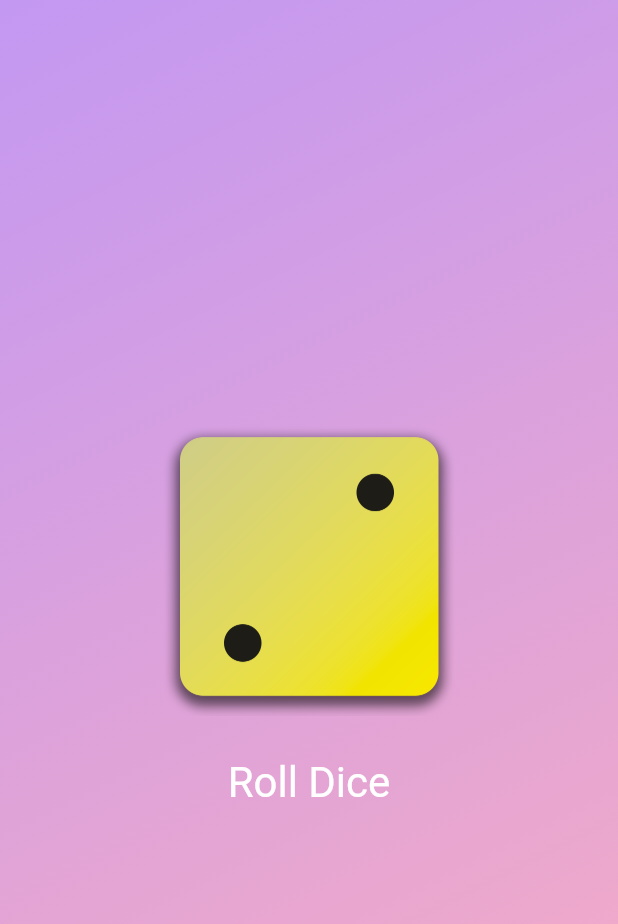
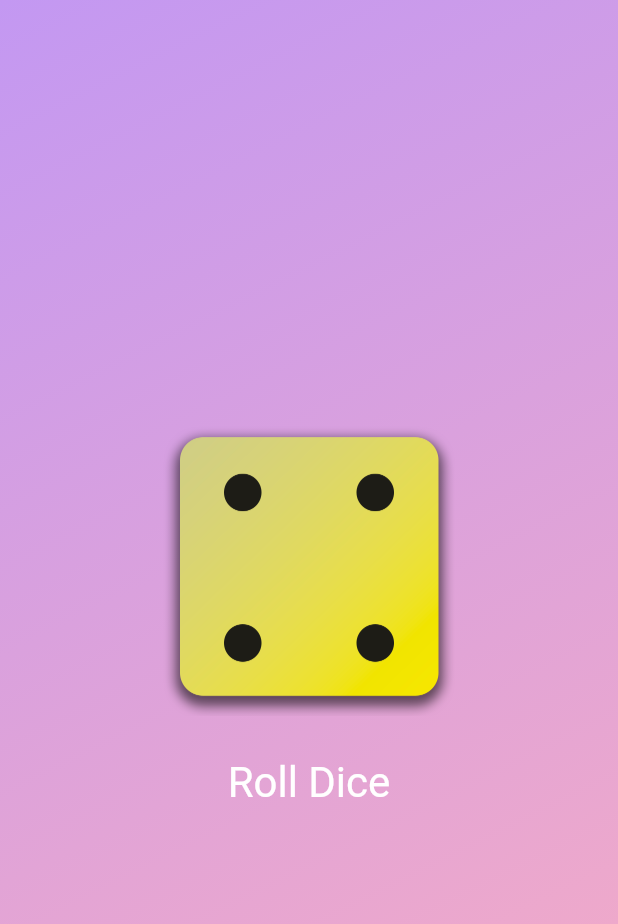
Before and after one commit to itsmartashub/flutter-01-rollthedice, a Flutter app: the screen it shows after launch, after a tap on "Roll Dice", on a phone screen of 412 x 824 dp. Shown: the top 924 px of the screen. Run offline on Flutter 3.47's test engine with Material 2 defaults, Android fonts, the phone set to English and light mode, and no system bars.

Commit message:
02-036 StatefulWidget. setState(() {})

````diff
--- /dev/null
+++ b/lib/dice_roller.dart
@@ -0,0 +1,75 @@
+import 'package:flutter/material.dart';
+
+//? I KLASA
+class DiceRoller extends StatefulWidget {
+  /* ! Kada imamo StatefulWidget, NE DODAJEMO build() method. Umesto toga, ovde moramo da dodamo createState() method. On ne prihvata value, ali vraca value, tj State object
+
+  ! State je GENERIC value type. Zato moramo da dodamo <> da informisemo Dart koju vrstu state cemo ovde menadzovati. A u ovom slucaju to bi trebalo da bude state u DiceRoller klasi, dakle za DiceRoller widget. Zato u <> stavljamo IME NASE KLASE, tj <DiceRoller>
+
+  - I onda u body-u ovog createState metoda moramo vratiti State value, tj vrednost koja ima ovaj tip. A ova vrednost se kreira jos jednom novom klasom. Naime, kada radimo sa StatefulWidget uvek cemo raditi sa dve klase
+  */
+
+  const DiceRoller({super.key});
+  // ovde ispred DiceRoller mozemo staviti const iako je StatefulWidget jer imamo ovu separaciju klasa
+
+  @override
+  State<DiceRoller> createState() {
+    //? II KLASA
+    return _DiceRollerState();
+  }
+}
+
+//? II KLASA - donja crtica govori Dartu da ce ova klasa biti PRIVATE, dakle koristice se samo u ovom file, iako importujemo ovaj file u neki drugi file, taj drugi file nece moci da pristupi ovoj state klasi ovde
+class _DiceRollerState extends State<DiceRoller> {
+  var activeDiceImage = 'assets/images/dice-2.png';
+
+  void rollDice() {
+    /*
+    @ JAKO BITNA FN ZA DINAMICKO MENJANJE SADRZAJA. Re-executuje build() sto je neophodno za apdejtovanje UI-a. setState() se nalazi u State klasi. Ovom metodu se mora proslediti fn, i obicno je to anonymus fn. I unutar nje stavljamo ono sto zelimo da apdejtujemo
+    Dakle setState govori Flutteru da re-execuduje build() fn ove DiceRolleState klase, i posto executuje build, ocekuje se da se UI promeni */
+    setState(() {
+      activeDiceImage = 'assets/images/dice-4.png';
+    });
+
+    // activeDiceImage = 'assets/images/dice-4.png';
+    // print('Changing image ...');
+  }
+
+  @override
+  Widget build(context) {
+    /* * Column je ako ce imati u nejmu dva elementa koja su vertikalno postavljeni (jedan ispod drugog). Inace, Column zauzima citav vertikalan height, a da bismo centrirali vertikalno moramo da promenimo to da je on full height. Tu ce nam pomoci mainAxisSize */
+    return Column(
+      mainAxisSize: MainAxisSize.min,
+      // MainAxisSize | MainAxisSize.min | MainAxisSize.max. Ima tri vrednosti, difoltna je MainAxisSize, sto znaci da zauzima citav dostupan height. Mi zelimo MainAxisSize.min
+
+      children: [
+        Image.asset(activeDiceImage, width: 200),
+        //* posto koristimo Image, on je dynamic widget, a cim je dynamic ne moze da se garantuje da ce biti const, dakle moramo ga ukloniti iz Center
+        /* - ElevatedButton(onPressed: onPressed, child: child) // za dugme koje ima bg color i blagu senku
+        - OutlinedButton(onPressed: onPressed, child: child) // dugme koje nema bg color vec samo border
+        - TextButton(onPressed: onPressed, child: child) // dugme koje je ustv samo pressible text, tj text na koje moze da se klikne */
+        const SizedBox(height: 20),
+
+        /* - child argument je jednostavniji, on samo zeli drugi widget koji ce biti wrapovan unutar ovog dugmeta, i tipicno to je Text() widget koji sadrzi text jelte.
+        - onPressed argument je funkcija (ili null kao value) koja ce se izvrsiti kada se dugme klikne.
+        U Dartu, funkcije su takodje objekti.
+        - I sad tu mozemo koristiti anonymus fn (){...} tj direkt tu da je pisemo, a mozemo i da kreiramo metod negde gore tipa nakon sto smo definisali final Color, rollDice() koja bi trebalo da bude void, jer se na click ne vraca nista. I onda za vrednost onPressed pisemo ime tog metoda, ali ne i zxagrade, dakle ne executujemo ga tu.
+        - mozemo dodati style argument, i pozeljno je da widget tj child argument bude poslednji */
+        TextButton(
+            //__ 1. arg
+            onPressed: rollDice,
+            //__ 2. arg
+            style: TextButton.styleFrom(
+                /*
+            - EdgeInsets.all(value) je space u svim stranama , ili EdgeInsets.only(top: value) za samo top padding. Elem, umesto ovog sa paddingom, da bismo dodali space izmedju slike u dugmeta mozemo koristiti i SizedBox(height: value) widget gore ispod Image.asset. Ali njime kao da dodajemo neki widget te visine, koji zapravo ne vidimo jer se u njemu ne nalazi nista, ali zauzima tu visinu koju smo definisali.
+            - To je ujedno i bitna razlika izmedju SizedBox i drugih widgeta, recimo Container, etc, koji zauzimaju height i width koliki im treba da bi fitovali sadrzaj unutar sebe. Recimo TExt widget je visok i sirok koliko god je potrebno da bi prikazao zadati text */
+
+                // padding: const EdgeInsets.only(top: 20),
+                foregroundColor: Colors.white,
+                textStyle: const TextStyle(fontSize: 28)),
+            //__ 3. arg
+            child: const Text('Roll Dice'))
+      ],
+    );
+  }
+}
--- a/lib/gradient_container.dart
+++ b/lib/gradient_container.dart
@@ -1,5 +1,6 @@
 import 'package:flutter/material.dart';
-import 'package:first_app/styled_text.dart';
+// import 'package:first_app/styled_text.dart';
+import 'package:first_app/dice_roller.dart';
 
 // Alignment? startAlignment; // startAlignment ce biti ili type Alignment ili null, to ovaj upitnik znaci
 //? var variable
@@ -20,64 +21,71 @@ I to je takodje performanse improvement, jer ako je neka vrednost lockovana at t
 const startAlignment = Alignment.topLeft;
 const endAlignment = Alignment.bottomRight;
 
-// // StatelessWidget je flutter class-a
-// class GradientContainer extends StatelessWidget {
-//   //? constructor fn
-// //   const GradientContainer({key}) : super(key: key);
-//   // const GradientContainer({super.key});// position argument
-//   const GradientContainer({super.key, required this.colors}); // name argument, alternativa za position argument. name arguments su optional, a posto nama ovaj colors ne treba da bude optional vec obavezan, dodajemo ispred required
+/*
+// StatelessWidget je flutter class-a
+class GradientContainer extends StatelessWidget {
+  //? constructor fn
+//   const GradientContainer({key}) : super(key: key);
+  // const GradientContainer({super.key});// position argument
+  const GradientContainer({super.key, required this.colors}); // name argument, alternativa za position argument. name arguments su optional, a posto nama ovaj colors ne treba da bude optional vec obavezan, dodajemo ispred required
 
-//   /*  ovaj key argument treba da bude prosledjen StatelessWidget f-ji. nakon dve tacke, tj : gde dohvatamo parent klasu koju nasledjujemo pisuci special keyword u Dartu, a to je super koja se executuje kao f-ja. Naime, super refers to the parent class (StatelessWidget in this case). Prvo key u super(key) se odnosi na StatelessWidget key, a drugo key u super(key: key) se odnosi na key ovde, koji prosledjujemo StatelessWidgetu. Ali posto se to mng x ponvlja, Flutter je omogucio da se to pise direkt u GradientContainer-u
+  /*  ovaj key argument treba da bude prosledjen StatelessWidget f-ji. nakon dve tacke, tj : gde dohvatamo parent klasu koju nasledjujemo pisuci special keyword u Dartu, a to je super koja se executuje kao f-ja. Naime, super refers to the parent class (StatelessWidget in this case). Prvo key u super(key) se odnosi na StatelessWidget key, a drugo key u super(key: key) se odnosi na key ovde, koji prosledjujemo StatelessWidgetu. Ali posto se to mng x ponvlja, Flutter je omogucio da se to pise direkt u GradientContainer-u
+*/
 
 //   Takodje, ovde ispred constructora koristimo const da bismo unlock-ovali rec "const" kada god negde u projectu pozivamo ovaj nas custom widget */
 
 //   final List<Color> colors; // ! i moramo da obrisemo const ispred BoxDecoration jer colors je lista, iako je final, a liste u Dartu difoltno ne mogu biti editovane. Dakle ne moze biti mutable iako je final
 
-//   @override // is not technically required, ali je trebao bi da daodamo jer uikazuje da je overwridujemo metod koji je ocekivan by StatelessWidget
-//   Widget build(context) {
-//     // build() must return as widget i zato dodajemo Widget ispred build() (returned value type). Takodje, build() mora da prihvati parametar context/ctx. build() ce da nadje tvoj widget (dakle ovaj GradientContainer) unutar nekog drugog widgeta ili ce biti prosledjen u runApp() f-ji
-//     // void znaci da vratimo nista. a build() treba da vraca widget. a to radimo sa return, i vraticemo ono sto hocemo da vratumo a i zelimo da vratimo widget. u nasem slucaju to ce biti sve sto je u body gore, dakle":
+/*
+@override // is not technically required, ali je trebao bi da daodamo jer uikazuje da je overwridujemo metod koji je ocekivan by StatelessWidget
+  Widget build(context) {
+    // build() must return as widget i zato dodajemo Widget ispred build() (returned value type). Takodje, build() mora da prihvati parametar context/ctx. build() ce da nadje tvoj widget (dakle ovaj GradientContainer) unutar nekog drugog widgeta ili ce biti prosledjen u runApp() f-ji
+    // void znaci da vratimo nista. a build() treba da vraca widget. a to radimo sa return, i vraticemo ono sto hocemo da vratumo a i zelimo da vratimo widget. u nasem slucaju to ce biti sve sto je u body gore, dakle":
+*/
 
-//     return Container(
-//       // BoxDecoration je object koji je takodje i type decoration, uff
-//       // decoration: const BoxDecoration( // ! zbog colors liste brisemo const ovde
-//       decoration: BoxDecoration(
-//           gradient: LinearGradient(
-//               // zelimo listu boja
-//               // colors: [
-//               //   Color.fromARGB(255, 195, 152, 242),
-//               //   Color.fromARGB(255, 249, 173, 193),
-//               // ],  // gradient odakle da krece, posto je difoltno od left to right
-//               colors: colors,
-//               begin: startAlignment,
-//               end: endAlignment)),
-//       child: const Center(
-//         // child: Text('Hello World!'),
-//         // child: Text(
-//         //   'Hello World!',
-//         //   style: TextStyle(
-//         //       color: Color.fromARGB(255, 127, 83, 145),
-//         //       fontSize: 28,
-//         //       fontWeight: FontWeight.bold),
-//         // ),
-//         child: StyledText('Helloooo brooo'),
-//       ),
-//     );
-//   }
-// }
+/*
+return Container(
+      // BoxDecoration je object koji je takodje i type decoration, uff
+      // decoration: const BoxDecoration( // ! zbog colors liste brisemo const ovde
+      decoration: BoxDecoration(
+          gradient: LinearGradient(
+              // zelimo listu boja
+              // colors: [
+              //   Color.fromARGB(255, 195, 152, 242),
+              //   Color.fromARGB(255, 249, 173, 193),
+              // ],  // gradient odakle da krece, posto je difoltno od left to right
+              colors: colors,
+              begin: startAlignment,
+              end: endAlignment)),
+      child: const Center(
+        // child: Text('Hello World!'),
+        // child: Text(
+        //   'Hello World!',
+        //   style: TextStyle(
+        //       color: Color.fromARGB(255, 127, 83, 145),
+        //       fontSize: 28,
+        //       fontWeight: FontWeight.bold),
+        // ),
+        child: StyledText('Helloooo brooo'),
+      ),
+    );
+  }
+}
+*/
 
 //@ ALTERNATIVA ZA COLORS
 // StatelessWidget je flutter class-a
 class GradientContainer extends StatelessWidget {
+// class GradientContainer extends StatefullWidget {
   //? constructor fn
-//   const GradientContainer({key}) : super(key: key);
+  // const GradientContainer({key}) : super(key: key);
   // const GradientContainer({super.key});// position argument
-  GradientContainer(this.color1, this.color2,
-      {super.key}); //! positional argument su uvek required
+  const GradientContainer(this.color1, this.color2, {super.key});
+  //! positional argument su uvek required
 
-// i ovo postoji, dakle mozemo dodati multiple constructor fns istoj klasi
-  // const GradientContainer.purple({super.key})
-  //   : color1 = Color.fromARGB(255, 195, 152, 242),
+  // i ovo postoji, dakle mozemo dodati multiple constructor fns istoj klasi
+  // const GradientContainer.purple({super.key}):
+  //     color1 = Color.fromARGB(255, 195, 152, 242),
   //     color2 = Color.fromARGB(255, 249, 173, 193);
 
   /*  ovaj key argument treba da bude prosledjen StatelessWidget f-ji. nakon dve tacke, tj : gde dohvatamo parent klasu koju nasledjujemo pisuci special keyword u Dartu, a to je super koja se executuje kao f-ja. Naime, super refers to the parent class (StatelessWidget in this case). Prvo key u super(key) se odnosi na StatelessWidget key, a drugo key u super(key: key) se odnosi na key ovde, koji prosledjujemo StatelessWidgetu. Ali posto se to mng x ponvlja, Flutter je omogucio da se to pise direkt u GradientContainer-u
@@ -87,13 +95,21 @@ class GradientContainer extends StatelessWidget {
   final Color color1;
   final Color color2;
 
+/*
   var activeDiceImage = 'assets/images/dice-2.png';
   // i posto imamo var, moramo obrisati const ispred GradientContainer, ne mzoemo vise kreirati konstantan object vise i da je cuvamo u reused memoriji, jer sad se objekat moze promeniti internally; putanja od activeDiceImage je dinamicka, dakle moze da se promeni. I onda i u main.dart brisemo const ispred MaterialApp jer ne mzoemo vise koristii kad je tu GradientContainer klasa
 
   void rollDice() {
+    /*  image se ne menja bez obz sto se ovaj kod okida (vidimo print u konzoli) jer ga koristimo unutar StatelessWidget-a. I koristeci StatelessWidget je jedan od 2 glavna nacina za pravljenje widgeta. I za ovakle stvari treba da koristimo StateFULLWidget.
+
+    //? StatefullWidget
+    - nam omogucava da menadzujemo state unutar nje. State su podaci koji se vremenom mogu promeniti i uticu na renderovani UI, takoreci, ako se podaci promene, UI ce se promeniti.
+    ! - MEDJUTIM! Ovde ce se samo menjati activeDiceImage tj ono sto depends on it, takoreci samo slika, ostale stvari su prilicno stabilne. tako da bi zapravo bilo bolje da ipak klasa bude StateLESSWidget, tacnije da ovaaj nas widget podelimo na dva Widgeta, jedan StatelessWidget, i jedan StatefullWidget za ovaj deo gde se nalaze slika i dugme.
+    Zato cemo dodati novi file, dice_roller.dart */
     activeDiceImage = 'assets/images/dice-4.png';
     print('Changing image ...');
   }
+ */
 
   @override // is not technically required, ali je trebao bi da daodamo jer uikazuje da je overwridujemo metod koji je ocekivan by StatelessWidget
   Widget build(context) {
@@ -124,37 +140,8 @@ class GradientContainer extends StatelessWidget {
         //       fontWeight: FontWeight.bold),
         // ),
         // child: StyledText('Helloooo brooo'),
-        /* * Column je ako ce imati u nejmu dva elementa koja su vertikalno postavljeni (jedan ispod drugog). Inace, Column zauzima citav vertikalan height, a da bismo centrirali vertikalno moramo da promenimo to da je on full height. Tu ce nam pomoci mainAxisSize */
-        child: Column(
-          mainAxisSize: MainAxisSize
-              .min, // MainAxisSize | MainAxisSize.min | MainAxisSize.max. Ima tri vrednosti, difoltna je MainAxisSize, sto znaci da zauzima citav dostupan height. Mi zelimo MainAxisSize.min
-          children: [
-            Image.asset('assets/images/dice-2.png',
-                width:
-                    200), //* posto koristimo Image, on je dynamic widget, a cim je dynamic ne moze da se garantuje da ce biti const, dakle moramo ga ukloniti iz Center
-            /*
-            ``` ElevatedButton(onPressed: onPressed, child: child) // za dugme koje ima bg color i blagu senku
-            ``` OutlinedButton(onPressed: onPressed, child: child) // dugme koje nema bg color vec samo border
-            ``` TextButton(onPressed: onPressed, child: child) // dugme koje je ustv samo pressible text, tj text na koje moze da se klikne */
-            const SizedBox(height: 20),
-            TextButton(
-                onPressed: rollDice,
-                style: TextButton.styleFrom(
-                    /* EdgeInsets.all(value) je space u svim stranama , ili EdgeInsets.only(top: value) za samo top padding. Elem, umesto ovog sa paddingom, da bismo dodali space izmedju slike u dugmeta mozemo koristiti i SizedBox(height: value) widget gore ispod Image.asset. Ali njime kao da dodajemo neki widget te visine, koji zapravo ne vidimo jer se u njemu ne nalazi nista, ali zauzima tu visinu koju smo definisali.
 
-                    To je ujedno i bitna razlika izmedju SizedBox i drugih widgeta, recimo Container, etc, koji zauzimaju height i width koliki im treba da bi fitovali sadrzaj unutar sebe. Recimo TExt widget je visok i sirok koliko god je potrebno da bi prikazao zadati text */
-                    // padding: const EdgeInsets.only(top: 20),
-                    foregroundColor: Colors.white,
-                    textStyle: const TextStyle(fontSize: 28)),
-                child: const Text('Roll Dice'))
-            /* - child argument je jednostavniji, on samo zeli drugi widget koji ce biti wrapovan unutar ovog dugmeta, i tipicno to je Text() widget koji sadrzi text jelte.
-            - onPressed argument je funkcija (ili null kao value) koja ce se izvrsiti kada se dugme klikne.
-            U Dartu, funkcije su takodje objekti.
-            - I sad tu mozemo koristiti anonymus fn (){...} tj direkt tu da je pisemo, a mozemo i da kreiramo metod negde gore tipa nakon sto smo definisali final Color, rollDice() koja bi trebalo da bude void, jer se na click ne vraca nista. I onda za vrednost onPressed pisemo ime tog metoda, ali ne i zxagrade, dakle ne executujemo ga tu.
-
-            - mozemo dodati style argument, i pozeljno je da widget tj child argument bude poslednji */
-          ],
-        ),
+        child: DiceRoller(),
       ),
     );
   }
--- a/lib/main.dart
+++ b/lib/main.dart
@@ -9,7 +9,7 @@ void main() {
   // runApp(const MaterialApp(home: Scaffold(Text('Hello World!'))));
   // runApp(const MaterialApp(home: Scaffold(body: Center(child: Text('Hello World!')))));
   runApp(
-    MaterialApp(
+    const MaterialApp(
       home: Scaffold(
           // backgroundColor: null,
           // backgroundColor: Colors.deepPurple, // Color je type, mozemo koristiti Color() ili Colors.neka_boja
@@ -28,7 +28,6 @@ void main() {
     ),
   );
 }
-
 
 
 /*
````
